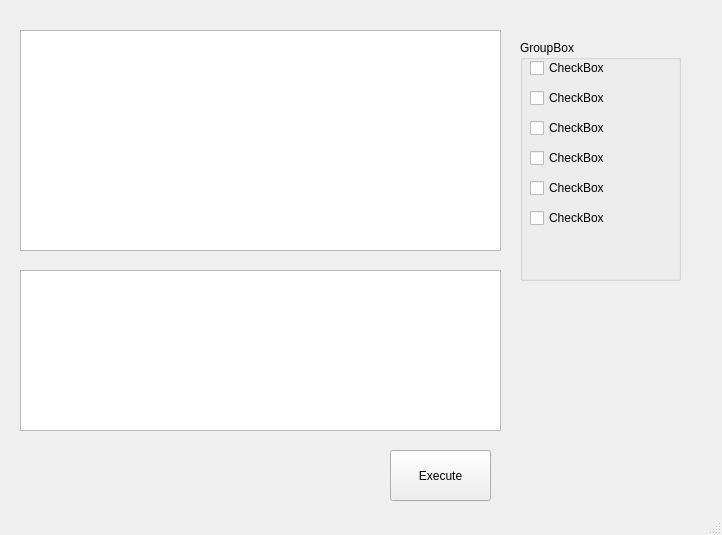
Above: cpp/qt/Code-Execute/Code-Execute/mainwindow.ui from EdisoNewtong/Vector before the change. Below: the same form after it.
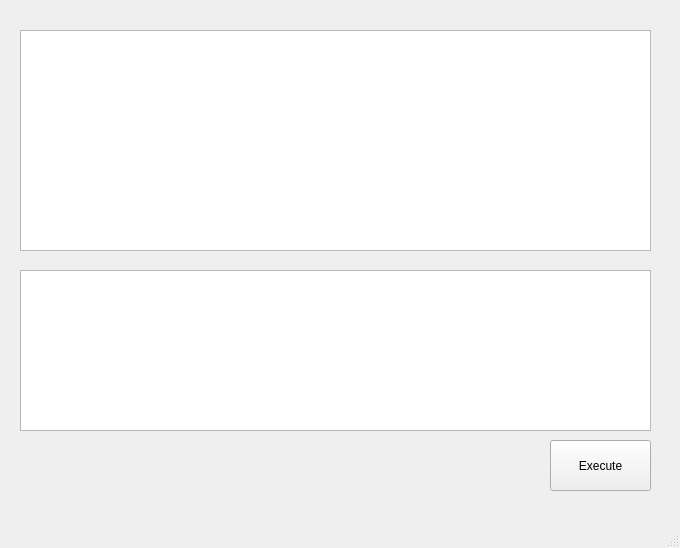
That is the form after the change.

The edit to the form file:
```diff
--- a/cpp/qt/Code-Execute/Code-Execute/mainwindow.ui
+++ b/cpp/qt/Code-Execute/Code-Execute/mainwindow.ui
@@ -6,8 +6,8 @@
    <rect>
     <x>0</x>
     <y>0</y>
-    <width>722</width>
-    <height>535</height>
+    <width>680</width>
+    <height>548</height>
    </rect>
   </property>
   <property name="windowTitle">
@@ -19,7 +19,7 @@
      <rect>
       <x>20</x>
       <y>30</y>
-      <width>481</width>
+      <width>631</width>
       <height>221</height>
      </rect>
     </property>
@@ -29,7 +29,7 @@
      <rect>
       <x>20</x>
       <y>270</y>
-      <width>481</width>
+      <width>631</width>
       <height>161</height>
      </rect>
     </property>
@@ -37,8 +37,8 @@
    <widget class="QPushButton" name="pushButton">
     <property name="geometry">
      <rect>
-      <x>390</x>
-      <y>450</y>
+      <x>550</x>
+      <y>440</y>
       <width>101</width>
       <height>51</height>
      </rect>
@@ -47,97 +47,6 @@
      <string>Execute</string>
     </property>
    </widget>
-   <widget class="QGroupBox" name="groupBox">
-    <property name="geometry">
-     <rect>
-      <x>520</x>
-      <y>40</y>
-      <width>161</width>
-      <height>241</height>
-     </rect>
-    </property>
-    <property name="title">
-     <string>GroupBox</string>
-    </property>
-    <widget class="QCheckBox" name="checkBox_0">
-     <property name="geometry">
-      <rect>
-       <x>10</x>
-       <y>20</y>
-       <width>141</width>
-       <height>16</height>
-      </rect>
-     </property>
-     <property name="text">
-      <string>CheckBox</string>
-     </property>
-    </widget>
-    <widget class="QCheckBox" name="checkBox_1">
-     <property name="geometry">
-      <rect>
-       <x>10</x>
-       <y>50</y>
-       <width>141</width>
-       <height>16</height>
-      </rect>
-     </property>
-     <property name="text">
-      <string>CheckBox</string>
-     </property>
-    </widget>
-    <widget class="QCheckBox" name="checkBox_2">
-     <property name="geometry">
-      <rect>
-       <x>10</x>
-       <y>80</y>
-       <width>141</width>
-       <height>16</height>
-      </rect>
-     </property>
-     <property name="text">
-      <string>CheckBox</string>
-     </property>
-    </widget>
-    <widget class="QCheckBox" name="checkBox_3">
-     <property name="geometry">
-      <rect>
-       <x>10</x>
-       <y>110</y>
-       <width>141</width>
-       <height>16</height>
-      </rect>
-     </property>
-     <property name="text">
-      <string>CheckBox</string>
-     </property>
-    </widget>
-    <widget class="QCheckBox" name="checkBox_4">
-     <property name="geometry">
-      <rect>
-       <x>10</x>
-       <y>140</y>
-       <width>141</width>
-       <height>16</height>
-      </rect>
-     </property>
-     <property name="text">
-      <string>CheckBox</string>
-     </property>
-    </widget>
-    <widget class="QCheckBox" name="checkBox_5">
-     <property name="geometry">
-      <rect>
-       <x>10</x>
-       <y>170</y>
-       <width>141</width>
-       <height>16</height>
-      </rect>
-     </property>
-     <property name="text">
-      <string>CheckBox</string>
-     </property>
-    </widget>
-   </widget>
   </widget>
   <widget class="QStatusBar" name="statusbar"/>
  </widget>
```
Left out of the diff: 12 changed lines with no effect on the pictures.
